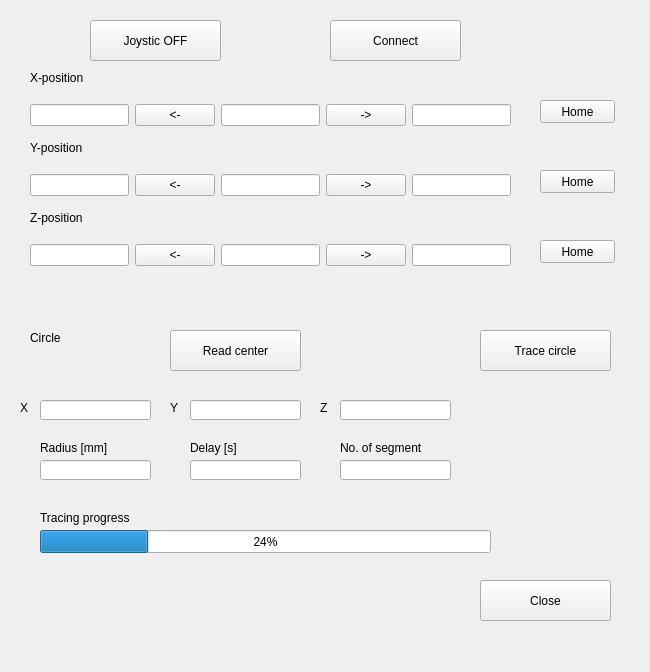
Before: the Qt Designer form uiESP300.ui in pdera/laser_cutting, drawn with Qt 5.
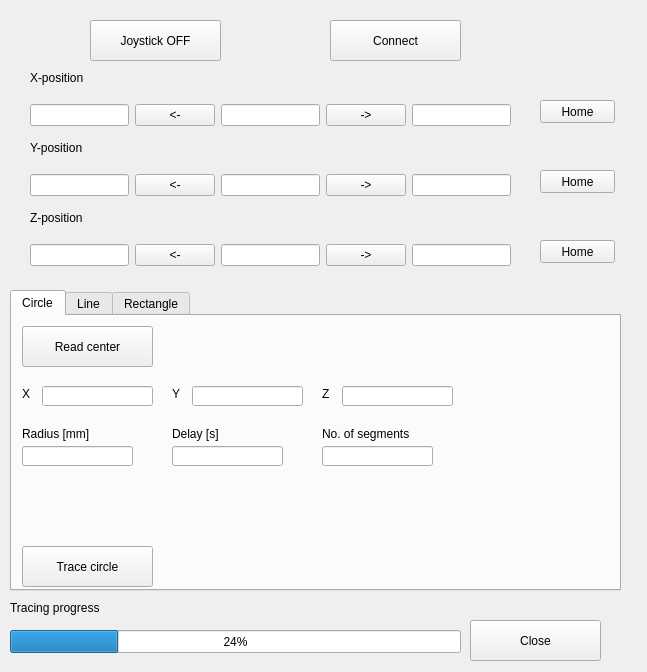
After: the same form once the commit is applied. The open tabs and pages were chosen to show the change.

Commit message: Tab widget for different shapes. Circle and line hooked up. Rectangle not started. Needs testing....

Patch:
```diff
--- a/uiESP300.ui
+++ b/uiESP300.ui
@@ -6,7 +6,7 @@
    <rect>
     <x>0</x>
     <y>0</y>
-    <width>650</width>
+    <width>647</width>
     <height>672</height>
    </rect>
   </property>
@@ -55,8 +55,8 @@
   <widget class="QPushButton" name="pushButton_Close">
    <property name="geometry">
     <rect>
-     <x>480</x>
-     <y>580</y>
+     <x>470</x>
+     <y>620</y>
      <width>131</width>
      <height>41</height>
     </rect>
@@ -196,7 +196,7 @@
     </rect>
    </property>
    <property name="text">
-    <string>Joystic OFF</string>
+    <string>Joystick OFF</string>
    </property>
   </widget>
   <widget class="QPushButton" name="pushButton_HomeX">
@@ -238,171 +238,11 @@
     <string>Home</string>
    </property>
   </widget>
-  <widget class="QLabel" name="label_4">
-   <property name="geometry">
-    <rect>
-     <x>30</x>
-     <y>330</y>
-     <width>81</width>
-     <height>16</height>
-    </rect>
-   </property>
-   <property name="text">
-    <string>Circle</string>
-   </property>
-  </widget>
-  <widget class="QLineEdit" name="lineEdit_CircleX">
-   <property name="geometry">
-    <rect>
-     <x>40</x>
-     <y>400</y>
-     <width>111</width>
-     <height>20</height>
-    </rect>
-   </property>
-   <property name="readOnly">
-    <bool>true</bool>
-   </property>
-  </widget>
-  <widget class="QLineEdit" name="lineEdit_CircleZ">
-   <property name="geometry">
-    <rect>
-     <x>340</x>
-     <y>400</y>
-     <width>111</width>
-     <height>20</height>
-    </rect>
-   </property>
-   <property name="readOnly">
-    <bool>true</bool>
-   </property>
-  </widget>
-  <widget class="QLineEdit" name="lineEdit_CircleY">
-   <property name="geometry">
-    <rect>
-     <x>190</x>
-     <y>400</y>
-     <width>111</width>
-     <height>20</height>
-    </rect>
-   </property>
-   <property name="readOnly">
-    <bool>true</bool>
-   </property>
-  </widget>
-  <widget class="QLabel" name="label_5">
-   <property name="geometry">
-    <rect>
-     <x>40</x>
-     <y>440</y>
-     <width>81</width>
-     <height>16</height>
-    </rect>
-   </property>
-   <property name="text">
-    <string>Radius [mm]</string>
-   </property>
-  </widget>
-  <widget class="QLineEdit" name="lineEdit_CircleRadius">
-   <property name="geometry">
-    <rect>
-     <x>40</x>
-     <y>460</y>
-     <width>111</width>
-     <height>20</height>
-    </rect>
-   </property>
-  </widget>
-  <widget class="QLabel" name="label_6">
-   <property name="geometry">
-    <rect>
-     <x>190</x>
-     <y>440</y>
-     <width>81</width>
-     <height>16</height>
-    </rect>
-   </property>
-   <property name="text">
-    <string>Delay [s]</string>
-   </property>
-  </widget>
-  <widget class="QLineEdit" name="lineEdit_CircleDelay">
-   <property name="geometry">
-    <rect>
-     <x>190</x>
-     <y>460</y>
-     <width>111</width>
-     <height>20</height>
-    </rect>
-   </property>
-  </widget>
-  <widget class="QLabel" name="label_7">
-   <property name="geometry">
-    <rect>
-     <x>340</x>
-     <y>440</y>
-     <width>81</width>
-     <height>16</height>
-    </rect>
-   </property>
-   <property name="text">
-    <string>No. of segments</string>
-   </property>
-  </widget>
-  <widget class="QLineEdit" name="lineEdit_CircleSegments">
-   <property name="geometry">
-    <rect>
-     <x>340</x>
-     <y>460</y>
-     <width>111</width>
-     <height>20</height>
-    </rect>
-   </property>
-  </widget>
-  <widget class="QLabel" name="label_8">
-   <property name="geometry">
-    <rect>
-     <x>20</x>
-     <y>400</y>
-     <width>16</width>
-     <height>16</height>
-    </rect>
-   </property>
-   <property name="text">
-    <string>X</string>
-   </property>
-  </widget>
-  <widget class="QLabel" name="label_9">
-   <property name="geometry">
-    <rect>
-     <x>170</x>
-     <y>400</y>
-     <width>16</width>
-     <height>16</height>
-    </rect>
-   </property>
-   <property name="text">
-    <string>Y</string>
-   </property>
-  </widget>
-  <widget class="QLabel" name="label_10">
-   <property name="geometry">
-    <rect>
-     <x>320</x>
-     <y>400</y>
-     <width>16</width>
-     <height>16</height>
-    </rect>
-   </property>
-   <property name="text">
-    <string>Z</string>
-   </property>
-  </widget>
   <widget class="QProgressBar" name="progressBar_Circle">
    <property name="geometry">
     <rect>
-     <x>40</x>
-     <y>530</y>
+     <x>10</x>
+     <y>630</y>
      <width>451</width>
      <height>23</height>
     </rect>
@@ -411,37 +251,11 @@
     <number>24</number>
    </property>
   </widget>
-  <widget class="QPushButton" name="pushButton_ReadCenter">
-   <property name="geometry">
-    <rect>
-     <x>170</x>
-     <y>330</y>
-     <width>131</width>
-     <height>41</height>
-    </rect>
-   </property>
-   <property name="text">
-    <string>Read center</string>
-   </property>
-  </widget>
-  <widget class="QPushButton" name="pushButton_TraceCircle">
-   <property name="geometry">
-    <rect>
-     <x>480</x>
-     <y>330</y>
-     <width>131</width>
-     <height>41</height>
-    </rect>
-   </property>
-   <property name="text">
-    <string>Trace circle</string>
-   </property>
-  </widget>
   <widget class="QLabel" name="label_11">
    <property name="geometry">
     <rect>
-     <x>40</x>
-     <y>510</y>
+     <x>10</x>
+     <y>600</y>
      <width>101</width>
      <height>16</height>
     </rect>
@@ -450,6 +264,395 @@
     <string>Tracing progress</string>
    </property>
   </widget>
+  <widget class="QTabWidget" name="tabWidget">
+   <property name="geometry">
+    <rect>
+     <x>10</x>
+     <y>290</y>
+     <width>611</width>
+     <height>301</height>
+    </rect>
+   </property>
+   <property name="currentIndex">
+    <number>1</number>
+   </property>
+   <widget class="QWidget" name="tab">
+    <attribute name="title">
+     <string>Circle</string>
+    </attribute>
+    <widget class="QPushButton" name="pushButton_ReadCenter">
+     <property name="geometry">
+      <rect>
+       <x>10</x>
+       <y>10</y>
+       <width>131</width>
+       <height>41</height>
+      </rect>
+     </property>
+     <property name="text">
+      <string>Read center</string>
+     </property>
+    </widget>
+    <widget class="QPushButton" name="pushButton_TraceCircle">
+     <property name="geometry">
+      <rect>
+       <x>10</x>
+       <y>230</y>
+       <width>131</width>
+       <height>41</height>
+      </rect>
+     </property>
+     <property name="text">
+      <string>Trace circle</string>
+     </property>
+    </widget>
+    <widget class="QLabel" name="label_8">
+     <property name="geometry">
+      <rect>
+       <x>10</x>
+       <y>70</y>
+       <width>16</width>
+       <height>16</height>
+      </rect>
+     </property>
+     <property name="text">
+      <string>X</string>
+     </property>
+    </widget>
+    <widget class="QLineEdit" name="lineEdit_CircleX">
+     <property name="geometry">
+      <rect>
+       <x>30</x>
+       <y>70</y>
+       <width>111</width>
+       <height>20</height>
+      </rect>
+     </property>
+     <property name="readOnly">
+      <bool>true</bool>
+     </property>
+    </widget>
+    <widget class="QLineEdit" name="lineEdit_CircleZ">
+     <property name="geometry">
+      <rect>
+       <x>330</x>
+       <y>70</y>
+       <width>111</width>
+       <height>20</height>
+      </rect>
+     </property>
+     <property name="readOnly">
+      <bool>true</bool>
+     </property>
+    </widget>
+    <widget class="QLabel" name="label_10">
+     <property name="geometry">
+      <rect>
+       <x>310</x>
+       <y>70</y>
+       <width>16</width>
+       <height>16</height>
+      </rect>
+     </property>
+     <property name="text">
+      <string>Z</string>
+     </property>
+    </widget>
+    <widget class="QLineEdit" name="lineEdit_CircleY">
+     <property name="geometry">
+      <rect>
+       <x>180</x>
+       <y>70</y>
+       <width>111</width>
+       <height>20</height>
+      </rect>
+     </property>
+     <property name="readOnly">
+      <bool>true</bool>
+     </property>
+    </widget>
+    <widget class="QLabel" name="label_9">
+     <property name="geometry">
+      <rect>
+       <x>160</x>
+       <y>70</y>
+       <width>16</width>
+       <height>16</height>
+      </rect>
+     </property>
+     <property name="text">
+      <string>Y</string>
+     </property>
+    </widget>
+    <widget class="QLineEdit" name="lineEdit_CircleSegments">
+     <property name="geometry">
+      <rect>
+       <x>310</x>
+       <y>130</y>
+       <width>111</width>
+       <height>20</height>
+      </rect>
+     </property>
+    </widget>
+    <widget class="QLabel" name="label_7">
+     <property name="geometry">
+      <rect>
+       <x>310</x>
+       <y>110</y>
+       <width>111</width>
+       <height>16</height>
+      </rect>
+     </property>
+     <property name="text">
+      <string>No. of segments</string>
+     </property>
+    </widget>
+    <widget class="QLabel" name="label_6">
+     <property name="geometry">
+      <rect>
+       <x>160</x>
+       <y>110</y>
+       <width>81</width>
+       <height>16</height>
+      </rect>
+     </property>
+     <property name="text">
+      <string>Delay [s]</string>
+     </property>
+    </widget>
+    <widget class="QLineEdit" name="lineEdit_CircleDelay">
+     <property name="geometry">
+      <rect>
+       <x>160</x>
+       <y>130</y>
+       <width>111</width>
+       <height>20</height>
+      </rect>
+     </property>
+    </widget>
+    <widget class="QLineEdit" name="lineEdit_CircleRadius">
+     <property name="geometry">
+      <rect>
+       <x>10</x>
+       <y>130</y>
+       <width>111</width>
+       <height>20</height>
+      </rect>
+     </property>
+    </widget>
+    <widget class="QLabel" name="label_5">
+     <property name="geometry">
+      <rect>
+       <x>10</x>
+       <y>110</y>
+       <width>81</width>
+       <height>16</height>
+      </rect>
+     </property>
+     <property name="text">
+      <string>Radius [mm]</string>
+     </property>
+    </widget>
+   </widget>
+   <widget class="QWidget" name="tab_2">
+    <attribute name="title">
+     <string>Line</string>
+    </attribute>
+    <widget class="QPushButton" name="pushButton_TraceLine">
+     <property name="geometry">
+      <rect>
+       <x>10</x>
+       <y>230</y>
+       <width>131</width>
+       <height>41</height>
+      </rect>
+     </property>
+     <property name="text">
+      <string>Trace Line</string>
+     </property>
+    </widget>
+    <widget class="QPushButton" name="pushButton_ReadCurrentLine">
+     <property name="geometry">
+      <rect>
+       <x>10</x>
+       <y>10</y>
+       <width>131</width>
+       <height>41</height>
+      </rect>
+     </property>
+     <property name="text">
+      <string>Read Current </string>
+     </property>
+    </widget>
+    <widget class="QWidget" name="">
+     <property name="geometry">
+      <rect>
+       <x>11</x>
+       <y>60</y>
+       <width>189</width>
+       <height>106</height>
+      </rect>
+     </property>
+     <layout class="QGridLayout" name="gridLayout">
+      <item row="0" column="0">
+       <widget class="QLabel" name="label_4">
+        <property name="text">
+         <string>Start Z :</string>
+        </property>
+       </widget>
+      </item>
+      <item row="0" column="1">
+       <widget class="QLineEdit" name="lineEdit_LineStartZ"/>
+      </item>
+      <item row="1" column="0">
+       <widget class="QLabel" name="label_12">
+        <property name="text">
+         <string>Start Y :</string>
+        </property>
+       </widget>
+      </item>
+      <item row="1" column="1">
+       <widget class="QLineEdit" name="lineEdit_LineStartY"/>
+      </item>
+      <item row="2" column="0">
+       <widget class="QLabel" name="label_13">
+        <property name="text">
+         <string>End Z  :</string>
+        </property>
+       </widget>
+      </item>
+      <item row="2" column="1">
+       <widget class="QLineEdit" name="lineEdit_LineEndZ"/>
+      </item>
+      <item row="3" column="0">
+       <widget class="QLabel" name="label_14">
+        <property name="text">
+         <string>End Y  :</string>
+        </property>
+       </widget>
+      </item>
+      <item row="3" column="1">
+       <widget class="QLineEdit" name="lineEdit_LineEndY"/>
+      </item>
+     </layout>
+    </widget>
+    <widget class="QWidget" name="">
+     <property name="geometry">
+      <rect>
+       <x>230</x>
+       <y>60</y>
+       <width>222</width>
+       <height>52</height>
+      </rect>
+     </property>
+     <layout class="QGridLayout" name="gridLayout_3">
+      <item row="0" column="0">
+       <widget class="QLabel" name="label_19">
+        <property name="text">
+         <string>No. of Steps :</string>
+        </property>
+       </widget>
+      </item>
+      <item row="0" column="1">
+       <widget class="QLineEdit" name="lineEdit_LineSegments"/>
+      </item>
+      <item row="1" column="0">
+       <widget class="QLabel" name="label_20">
+        <property name="text">
+         <string>Delay (s) :</string>
+        </property>
+       </widget>
+      </item>
+      <item row="1" column="1">
+       <widget class="QLineEdit" name="lineEdit_LineDelay"/>
+      </item>
+     </layout>
+    </widget>
+   </widget>
+   <widget class="QWidget" name="tab_3">
+    <attribute name="title">
+     <string>Rectangle</string>
+    </attribute>
+    <widget class="QWidget" name="layoutWidget_2">
+     <property name="geometry">
+      <rect>
+       <x>20</x>
+       <y>90</y>
+       <width>331</width>
+       <height>121</height>
+      </rect>
+     </property>
+     <layout class="QGridLayout" name="gridLayout_2">
+      <item row="0" column="0">
+       <widget class="QLabel" name="label_15">
+        <property name="text">
+         <string>Upper Left Corner Z :</string>
+        </property>
+       </widget>
+      </item>
+      <item row="0" column="1">
+       <widget class="QLineEdit" name="lineEdit_BoxStartZ"/>
+      </item>
+      <item row="1" column="0">
+       <widget class="QLabel" name="label_16">
+        <property name="text">
+         <string>Upper Left Corner Y :</string>
+        </property>
+       </widget>
+      </item>
+      <item row="1" column="1">
+       <widget class="QLineEdit" name="lineEdit_BoxStartY"/>
+      </item>
+      <item row="2" column="0">
+       <widget class="QLabel" name="label_17">
+        <property name="text">
+         <string>Lower Left Corner Z :</string>
+        </property>
+       </widget>
+      </item>
+      <item row="2" column="1">
+       <widget class="QLineEdit" name="lineEdit_BoxEndZ"/>
+      </item>
+      <item row="3" column="0">
+       <widget class="QLabel" name="label_18">
+        <property name="text">
+         <string>Lower Left Corner Y :</string>
+        </property>
+       </widget>
+      </item>
+      <item row="3" column="1">
+       <widget class="QLineEdit" name="lineEdit_BoxEndY"/>
+      </item>
+     </layout>
+    </widget>
+    <widget class="QPushButton" name="pushButton_TraceRect">
+     <property name="geometry">
+      <rect>
+       <x>10</x>
+       <y>230</y>
+       <width>131</width>
+       <height>41</height>
+      </rect>
+     </property>
+     <property name="text">
+      <string>Trace Rectangle</string>
+     </property>
+    </widget>
+    <widget class="QPushButton" name="pushButton_ReadCurrentRect">
+     <property name="geometry">
+      <rect>
+       <x>20</x>
+       <y>10</y>
+       <width>131</width>
+       <height>41</height>
+      </rect>
+     </property>
+     <property name="text">
+      <string>Read Current </string>
+     </property>
+    </widget>
+   </widget>
+  </widget>
  </widget>
  <tabstops>
   <tabstop>lineEdit_step_X</tabstop>
```
Left out of the diff: 1 changed line with no effect on the pictures. The commit also changes 1 other file.
